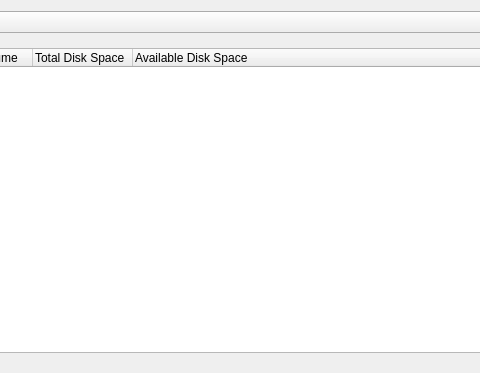
Above: examples/sysinfo/dialog_small_landscape.ui from qtproject/qt-mobility before the change; both pictures show x 188 to 668 and y 0 to 373 of the 754 by 373 pixel window. Below: the same form after it.
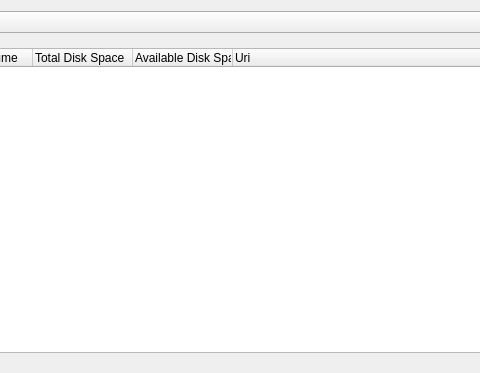
That is the form after the change. The open tabs and pages were chosen to show the change. Icons and pictures are not drawn.

```diff
--- a/examples/sysinfo/dialog_small_landscape.ui
+++ b/examples/sysinfo/dialog_small_landscape.ui
@@ -1240,6 +1240,11 @@
            <string>Available Disk Space</string>
           </property>
          </column>
+         <column>
+          <property name="text">
+           <string>Uri</string>
+          </property>
+         </column>
         </widget>
        </item>
       </layout>
```
